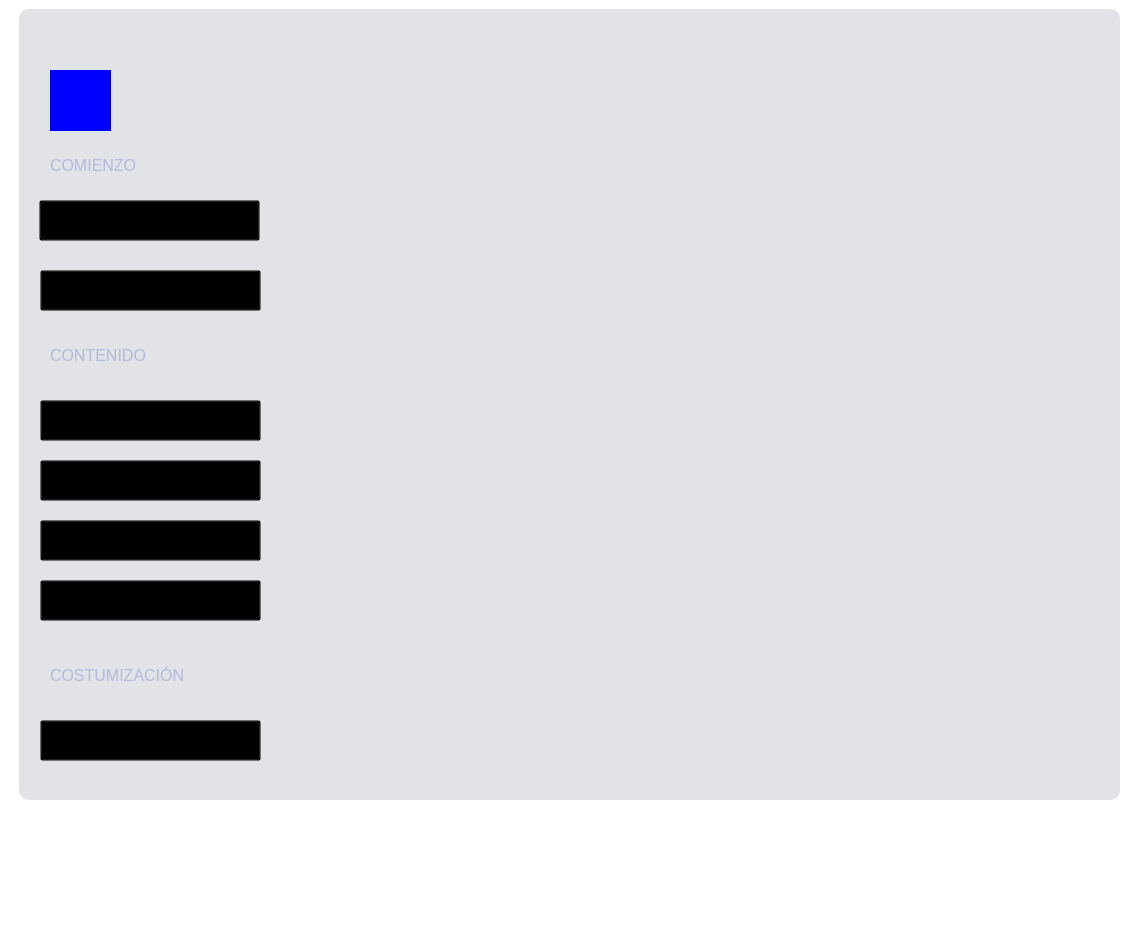
McBlockier/SCA, file UI/Administrator.ui: the form before one commit.
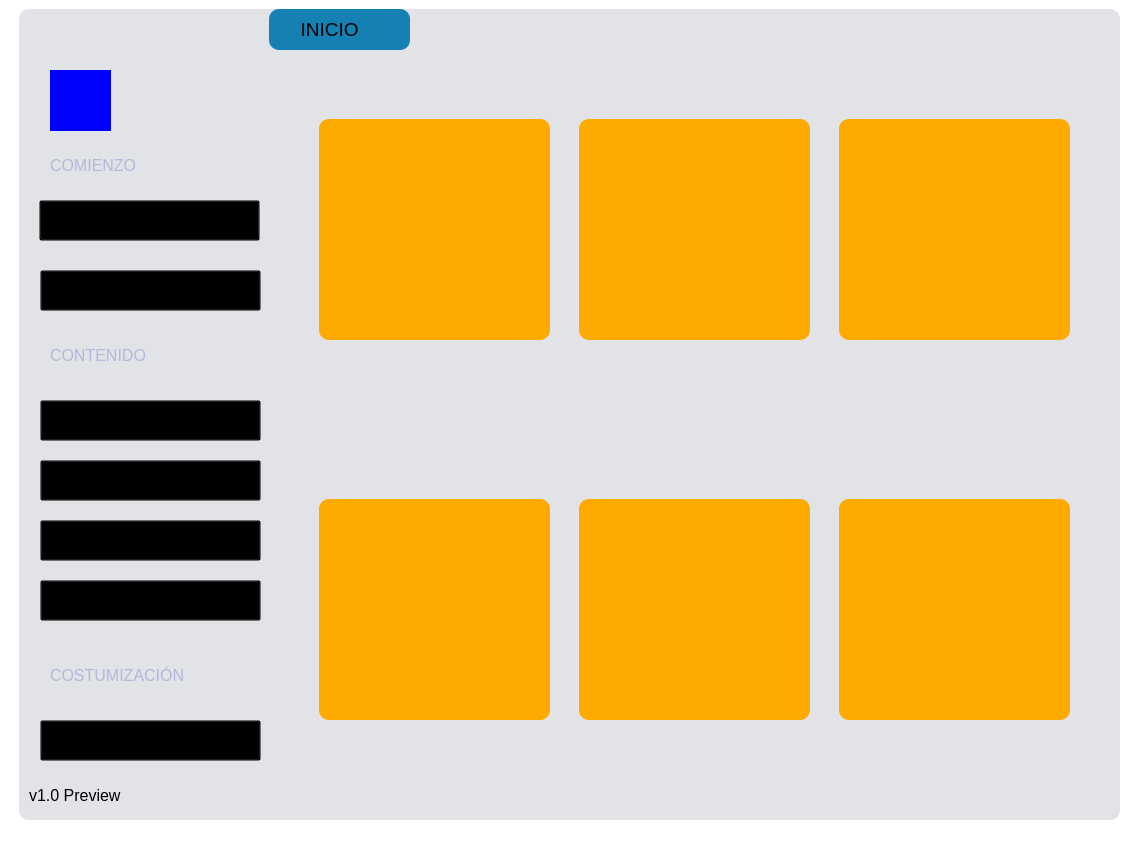
The form after the commit. Icons and pictures are not drawn.

Commit message: Avance de vistas principales

Patch:
```diff
--- a/UI/Administrator.ui
+++ b/UI/Administrator.ui
@@ -7,7 +7,7 @@
     <x>0</x>
     <y>0</y>
     <width>1137</width>
-    <height>946</height>
+    <height>856</height>
    </rect>
   </property>
   <property name="windowTitle">
@@ -23,7 +23,7 @@
       <x>19</x>
       <y>9</y>
       <width>1101</width>
-      <height>791</height>
+      <height>811</height>
      </rect>
     </property>
     <property name="styleSheet">
@@ -37,6 +37,162 @@
     <property name="frameShadow">
      <enum>QFrame::Raised</enum>
     </property>
+    <widget class="QFrame" name="frameHome">
+     <property name="geometry">
+      <rect>
+       <x>250</x>
+       <y>0</y>
+       <width>851</width>
+       <height>811</height>
+      </rect>
+     </property>
+     <property name="styleSheet">
+      <string notr="true">background-color: transparent;</string>
+     </property>
+     <property name="frameShape">
+      <enum>QFrame::StyledPanel</enum>
+     </property>
+     <property name="frameShadow">
+      <enum>QFrame::Raised</enum>
+     </property>
+     <widget class="QFrame" name="frame">
+      <property name="geometry">
+       <rect>
+        <x>50</x>
+        <y>110</y>
+        <width>231</width>
+        <height>221</height>
+       </rect>
+      </property>
+      <property name="styleSheet">
+       <string notr="true">background-color: rgb(255, 170, 0);</string>
+      </property>
+      <property name="frameShape">
+       <enum>QFrame::StyledPanel</enum>
+      </property>
+      <property name="frameShadow">
+       <enum>QFrame::Raised</enum>
+      </property>
+     </widget>
+     <widget class="QFrame" name="frame_3">
+      <property name="geometry">
+       <rect>
+        <x>310</x>
+        <y>110</y>
+        <width>231</width>
+        <height>221</height>
+       </rect>
+      </property>
+      <property name="styleSheet">
+       <string notr="true">background-color: rgb(255, 170, 0);</string>
+      </property>
+      <property name="frameShape">
+       <enum>QFrame::StyledPanel</enum>
+      </property>
+      <property name="frameShadow">
+       <enum>QFrame::Raised</enum>
+      </property>
+     </widget>
+     <widget class="QFrame" name="frame_4">
+      <property name="geometry">
+       <rect>
+        <x>570</x>
+        <y>110</y>
+        <width>231</width>
+        <height>221</height>
+       </rect>
+      </property>
+      <property name="styleSheet">
+       <string notr="true">background-color: rgb(255, 170, 0);</string>
+      </property>
+      <property name="frameShape">
+       <enum>QFrame::StyledPanel</enum>
+      </property>
+      <property name="frameShadow">
+       <enum>QFrame::Raised</enum>
+      </property>
+     </widget>
+     <widget class="QFrame" name="frame_5">
+      <property name="geometry">
+       <rect>
+        <x>570</x>
+        <y>490</y>
+        <width>231</width>
+        <height>221</height>
+       </rect>
+      </property>
+      <property name="styleSheet">
+       <string notr="true">background-color: rgb(255, 170, 0);</string>
+      </property>
+      <property name="frameShape">
+       <enum>QFrame::StyledPanel</enum>
+      </property>
+      <property name="frameShadow">
+       <enum>QFrame::Raised</enum>
+      </property>
+     </widget>
+     <widget class="QFrame" name="frame_6">
+      <property name="geometry">
+       <rect>
+        <x>310</x>
+        <y>490</y>
+        <width>231</width>
+        <height>221</height>
+       </rect>
+      </property>
+      <property name="styleSheet">
+       <string notr="true">background-color: rgb(255, 170, 0);</string>
+      </property>
+      <property name="frameShape">
+       <enum>QFrame::StyledPanel</enum>
+      </property>
+      <property name="frameShadow">
+       <enum>QFrame::Raised</enum>
+      </property>
+     </widget>
+     <widget class="QFrame" name="frame_2">
+      <property name="geometry">
+       <rect>
+        <x>50</x>
+        <y>490</y>
+        <width>231</width>
+        <height>221</height>
+       </rect>
+      </property>
+      <property name="styleSheet">
+       <string notr="true">background-color: rgb(255, 170, 0);</string>
+      </property>
+      <property name="frameShape">
+       <enum>QFrame::StyledPanel</enum>
+      </property>
+      <property name="frameShadow">
+       <enum>QFrame::Raised</enum>
+      </property>
+     </widget>
+     <widget class="QLabel" name="label_2">
+      <property name="geometry">
+       <rect>
+        <x>0</x>
+        <y>0</y>
+        <width>141</width>
+        <height>41</height>
+       </rect>
+      </property>
+      <property name="font">
+       <font>
+        <family>Segoe UI</family>
+        <pointsize>14</pointsize>
+       </font>
+      </property>
+      <property name="styleSheet">
+       <string notr="true">background-color: #1580b2;
+border-radius:10px;</string>
+      </property>
+      <property name="text">
+       <string>      INICIO</string>
+      </property>
+     </widget>
+    </widget>
    </widget>
    <widget class="QFrame" name="siderBar">
     <property name="geometry">
@@ -44,7 +200,7 @@
       <x>19</x>
       <y>10</y>
       <width>251</width>
-      <height>791</height>
+      <height>811</height>
      </rect>
     </property>
     <property name="autoFillBackground">
@@ -87,6 +243,25 @@
       <string>Inicio</string>
      </property>
     </widget>
+    <widget class="QLabel" name="label">
+     <property name="geometry">
+      <rect>
+       <x>10</x>
+       <y>770</y>
+       <width>131</width>
+       <height>31</height>
+      </rect>
+     </property>
+     <property name="font">
+      <font>
+       <family>Segoe UI</family>
+       <pointsize>12</pointsize>
+      </font>
+     </property>
+     <property name="text">
+      <string>v1.0 Preview</string>
+     </property>
+    </widget>
    </widget>
    <widget class="QLabel" name="label_8">
     <property name="geometry">
```
The commit also changes 1 other file.
